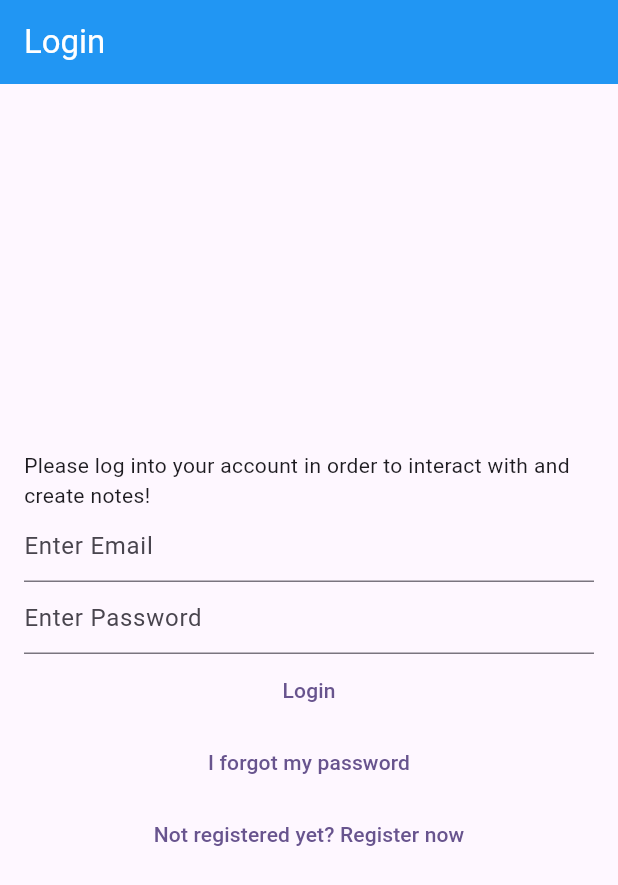
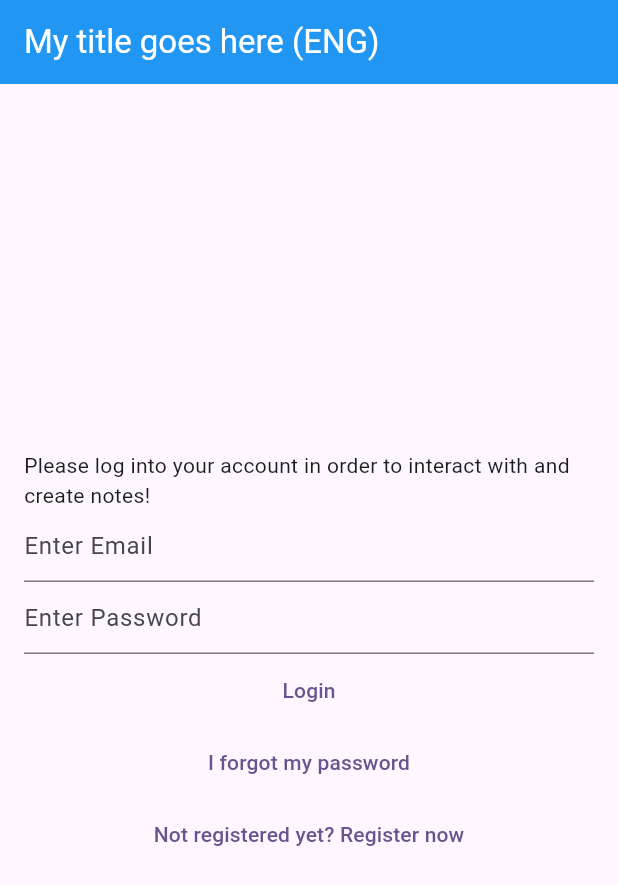
Before and after one commit to ryanmlk/flutter-course, a Flutter app: the screen it shows after launch, on a phone screen of 412 x 824 dp. Shown: the top 885 px of the screen. Run offline on Flutter 3.47's test engine with Material 2 defaults, Android fonts, the phone set to English and light mode, and no system bars; our stand-ins replace bloc, cloud_firestore, equatable, firebase_auth, firebase_core, flutter_bloc and 1 more; accounts and stored records are empty; generated files the repository leaves out were written again.

Commit message:
Added Localizations

```diff
--- /dev/null
+++ b/l10n.yaml
@@ -0,0 +1,3 @@
+arb-dir: lib/localization
+template-arb-file: intl_en.arb
+output-localization-file: app_localizations.dart
--- /dev/null
+++ b/lib/extensions/buildcontext/loc.dart
@@ -0,0 +1,6 @@
+import 'package:flutter/material.dart' show BuildContext;
+import 'package:flutter_gen/gen_l10n/app_localizations.dart';
+
+extension Localization on BuildContext {
+  AppLocalizations get loc => AppLocalizations.of(this)!;
+}
--- /dev/null
+++ b/lib/localization/intl_en.arb
@@ -0,0 +1,13 @@
+{
+    "my_title":  "My title goes here (ENG)",
+
+    "notes_title": "{count, plural, =0{No notes yet} =1{1 note} other{{count} notes}}",
+    "@notes_title": {
+        "placeholders": {
+            "count": {
+                "type": "int",
+                "example": "3 notes"
+            }
+        }
+    }
+}
--- /dev/null
+++ b/lib/localization/intl_si.arb
@@ -0,0 +1,13 @@
+{
+    "my_title":  "My title goes here (SIN)",
+
+    "notes_title": "{count, plural, =0{No SI notes yet} =1{1 SI note} other{{count} SI notes}}",
+    "@notes_title": {
+        "placeholders": {
+            "count": {
+                "type": "int",
+                "example": "3 notes"
+            }
+        }
+    }
+}
--- a/lib/main.dart
+++ b/lib/main.dart
@@ -13,11 +13,14 @@ import 'package:flutter_course/views/login_view.dart';
 import 'package:flutter_course/views/register_view.dart';
 import 'package:flutter_course/views/verify_email_view.dart';
 import 'dart:developer' as devtools show log;
+import 'package:flutter_gen/gen_l10n/app_localizations.dart';
 
 void main() {
   devtools.log('Test');
   WidgetsFlutterBinding.ensureInitialized();
   runApp(MaterialApp(
+    supportedLocales: AppLocalizations.supportedLocales,
+    localizationsDelegates: AppLocalizations.localizationsDelegates,
     title: 'Flutter Demo',
     theme: ThemeData(
       colorScheme: ColorScheme.fromSeed(seedColor: Colors.deepPurple),
--- a/lib/views/login_view.dart
+++ b/lib/views/login_view.dart
@@ -1,5 +1,6 @@
 import 'package:flutter/material.dart';
 import 'package:flutter_bloc/flutter_bloc.dart';
+import 'package:flutter_course/extensions/buildcontext/loc.dart';
 import 'package:flutter_course/services/auth/auth_exceptions.dart';
 import 'package:flutter_course/services/auth/bloc/auth_bloc.dart';
 import 'package:flutter_course/services/auth/bloc/auth_event.dart';
@@ -47,9 +48,9 @@ class _LoginViewState extends State<LoginView> {
       },
       child: Scaffold(
         appBar: AppBar(
-          title: const Text(
-            'Login',
-            style: TextStyle(color: Colors.white),
+          title: Text(
+            context.loc.my_title,
+            style: const TextStyle(color: Colors.white),
           ),
           backgroundColor: Colors.blue,
         ),
--- a/pubspec.yaml
+++ b/pubspec.yaml
@@ -30,6 +30,8 @@ environment:
 dependencies:
   flutter:
     sdk: flutter
+  flutter_localizations:
+    sdk: flutter
 
 
   # The following adds the Cupertino Icons font to your application.
@@ -47,6 +49,7 @@ dependencies:
   flutter_bloc: ^8.1.3
   equatable: ^2.0.5
   flutter_launcher_icons: ^0.13.1
+  intl: ^0.18.0
 
 dev_dependencies:
   flutter_test:
@@ -66,6 +69,7 @@ dev_dependencies:
 # The following section is specific to Flutter packages.
 flutter:
 
+  generate: true
   # The following line ensures that the Material Icons font is
   # included with your application, so that you can use the icons in
   # the material Icons class.
```
Also changed, not shown: lib/views/notes/notes_view.dart (+18 -4 lines), pubspec.lock, 1 other file.
